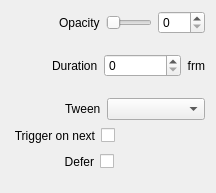
Before: the Qt Designer form src/Widgets/Inspector/InspectorOpacityWidget.ui in CasparCG/client, drawn with Qt 5.
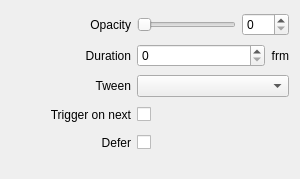
After: the same form once the commit is applied.

Commit message: Simplify layout of inspector widgets

Diff of the .ui file:
```diff
--- a/src/Widgets/Inspector/InspectorOpacityWidget.ui
+++ b/src/Widgets/Inspector/InspectorOpacityWidget.ui
@@ -6,8 +6,8 @@
    <rect>
     <x>0</x>
     <y>0</y>
-    <width>216</width>
-    <height>193</height>
+    <width>300</width>
+    <height>179</height>
    </rect>
   </property>
   <property name="sizePolicy">
@@ -16,32 +16,83 @@
     <verstretch>0</verstretch>
    </sizepolicy>
   </property>
-  <layout class="QVBoxLayout" name="verticalLayout">
-   <item>
-    <layout class="QHBoxLayout" name="horizontalLayoutOpacity">
-     <item>
-      <spacer name="horizontalSpacerOpacity">
-       <property name="orientation">
-        <enum>Qt::Horizontal</enum>
-       </property>
-       <property name="sizeType">
-        <enum>QSizePolicy::Fixed</enum>
-       </property>
-       <property name="sizeHint" stdset="0">
+  <layout class="QGridLayout" name="gridLayout">
+   <property name="bottomMargin">
+    <number>20</number>
+   </property>
+   <item row="1" column="1">
+    <widget class="QSpinBox" name="spinBoxTransitionDuration">
+     <property name="sizePolicy">
+      <sizepolicy hsizetype="Expanding" vsizetype="Fixed">
+       <horstretch>0</horstretch>
+       <verstretch>0</verstretch>
+      </sizepolicy>
+     </property>
+     <property name="maximum">
+      <number>999</number>
+     </property>
+    </widget>
+   </item>
+   <item row="3" column="0">
+    <widget class="QLabel" name="labelTriggerOnNext">
+     <property name="minimumSize">
         <size>
-         <width>48</width>
-         <height>20</height>
-        </size>
-       </property>
-      </spacer>
-     </item>
-     <item>
+       <width>120</width>
+       <height>0</height>
+      </size>
+     </property>
+     <property name="text">
+      <string>Trigger on next</string>
+     </property>
+     <property name="alignment">
+      <set>Qt::AlignRight|Qt::AlignTrailing|Qt::AlignVCenter</set>
+     </property>
+    </widget>
+   </item>
+   <item row="0" column="0">
       <widget class="QLabel" name="labelOpacity">
+     <property name="minimumSize">
+      <size>
+       <width>120</width>
+       <height>0</height>
+      </size>
+     </property>
        <property name="text">
         <string>Opacity</string>
        </property>
-      </widget>
-     </item>
+     <property name="alignment">
+      <set>Qt::AlignRight|Qt::AlignTrailing|Qt::AlignVCenter</set>
+     </property>
+    </widget>
+   </item>
+   <item row="2" column="1" colspan="2">
+    <widget class="QComboBox" name="comboBoxTween">
+     <property name="sizePolicy">
+      <sizepolicy hsizetype="Expanding" vsizetype="Fixed">
+       <horstretch>0</horstretch>
+       <verstretch>0</verstretch>
+      </sizepolicy>
+     </property>
+    </widget>
+   </item>
+   <item row="2" column="0">
+    <widget class="QLabel" name="labelEasing">
+     <property name="minimumSize">
+      <size>
+       <width>120</width>
+       <height>0</height>
+      </size>
+     </property>
+     <property name="text">
+      <string>Tween</string>
+     </property>
+     <property name="alignment">
+      <set>Qt::AlignRight|Qt::AlignTrailing|Qt::AlignVCenter</set>
+     </property>
+    </widget>
+   </item>
+   <item row="0" column="1" colspan="2">
+    <layout class="QHBoxLayout" name="horizontalLayoutOpacity">
      <item>
       <widget class="QSlider" name="sliderOpacity">
        <property name="maximum">
@@ -61,45 +112,23 @@
      </item>
     </layout>
    </item>
-   <item>
-    <layout class="QHBoxLayout" name="horizontalLayoutTransitionDuration">
-     <item>
-      <spacer name="horizontalSpacerTransitionDuration">
-       <property name="orientation">
-        <enum>Qt::Horizontal</enum>
-       </property>
-       <property name="sizeType">
-        <enum>QSizePolicy::Fixed</enum>
-       </property>
-       <property name="sizeHint" stdset="0">
-        <size>
-         <width>41</width>
-         <height>20</height>
-        </size>
-       </property>
-      </spacer>
-     </item>
-     <item>
+   <item row="1" column="0">
       <widget class="QLabel" name="labelTransitionDuration">
+     <property name="minimumSize">
+      <size>
+       <width>120</width>
+       <height>0</height>
+      </size>
+     </property>
        <property name="text">
         <string>Duration</string>
        </property>
-      </widget>
-     </item>
-     <item>
-      <widget class="QSpinBox" name="spinBoxTransitionDuration">
-       <property name="sizePolicy">
-        <sizepolicy hsizetype="Expanding" vsizetype="Fixed">
-         <horstretch>0</horstretch>
-         <verstretch>0</verstretch>
-        </sizepolicy>
-       </property>
-       <property name="maximum">
-        <number>999</number>
-       </property>
-      </widget>
-     </item>
-     <item>
+     <property name="alignment">
+      <set>Qt::AlignRight|Qt::AlignTrailing|Qt::AlignVCenter</set>
+     </property>
+    </widget>
+   </item>
+   <item row="1" column="2">
       <widget class="QLabel" name="labelFrm1">
        <property name="text">
         <string>frm</string>
@@ -109,73 +138,35 @@
        </property>
       </widget>
      </item>
-    </layout>
+   <item row="4" column="1" colspan="2">
+    <layout class="QHBoxLayout" name="horizontalLayoutDefer">
+     <item>
+      <widget class="QCheckBox" name="checkBoxDefer">
+       <property name="layoutDirection">
+        <enum>Qt::RightToLeft</enum>
+       </property>
+       <property name="text">
+        <string/>
+       </property>
+      </widget>
    </item>
    <item>
-    <layout class="QHBoxLayout" name="horizontalLayoutTween">
-     <item>
-      <spacer name="horizontalSpacerTween">
+      <spacer name="horizontalSpacerDefer2">
        <property name="orientation">
         <enum>Qt::Horizontal</enum>
        </property>
-       <property name="sizeType">
-        <enum>QSizePolicy::Fixed</enum>
-       </property>
        <property name="sizeHint" stdset="0">
         <size>
-         <width>54</width>
+         <width>40</width>
          <height>20</height>
         </size>
        </property>
       </spacer>
      </item>
-     <item>
-      <widget class="QLabel" name="labelEasing">
-       <property name="text">
-        <string>Tween</string>
-       </property>
-      </widget>
-     </item>
-     <item>
-      <widget class="QComboBox" name="comboBoxTween">
-       <property name="sizePolicy">
-        <sizepolicy hsizetype="Expanding" vsizetype="Fixed">
-         <horstretch>0</horstretch>
-         <verstretch>0</verstretch>
-        </sizepolicy>
-       </property>
-      </widget>
-     </item>
     </layout>
    </item>
-   <item>
+   <item row="3" column="1" colspan="2">
     <layout class="QHBoxLayout" name="horizontalLayoutTriggerOnNext">
-     <item>
-      <spacer name="horizontalSpacerTriggerOnNext1">
-       <property name="orientation">
-        <enum>Qt::Horizontal</enum>
-       </property>
-       <property name="sizeType">
-        <enum>QSizePolicy::Fixed</enum>
-       </property>
-       <property name="sizeHint" stdset="0">
-        <size>
-         <width>2</width>
-         <height>20</height>
-        </size>
-       </property>
-      </spacer>
-     </item>
-     <item>
-      <widget class="QLabel" name="labelTriggerOnNext">
-       <property name="text">
-        <string>Trigger on next</string>
-       </property>
-       <property name="alignment">
-        <set>Qt::AlignRight|Qt::AlignTrailing|Qt::AlignVCenter</set>
-       </property>
-      </widget>
-     </item>
      <item>
       <widget class="QCheckBox" name="checkBoxTriggerOnNext">
        <property name="layoutDirection">
@@ -201,26 +192,14 @@
      </item>
     </layout>
    </item>
-   <item>
-    <layout class="QHBoxLayout" name="horizontalLayoutDefer">
-     <item>
-      <spacer name="horizontalSpacerDefer1">
-       <property name="orientation">
-        <enum>Qt::Horizontal</enum>
-       </property>
-       <property name="sizeType">
-        <enum>QSizePolicy::Fixed</enum>
-       </property>
-       <property name="sizeHint" stdset="0">
-        <size>
-         <width>53</width>
-         <height>20</height>
-        </size>
-       </property>
-      </spacer>
-     </item>
-     <item>
+   <item row="4" column="0">
       <widget class="QLabel" name="labelDefer">
+     <property name="minimumSize">
+      <size>
+       <width>120</width>
+       <height>0</height>
+      </size>
+     </property>
        <property name="text">
         <string>Defer</string>
        </property>
@@ -229,48 +208,7 @@
        </property>
       </widget>
      </item>
-     <item>
-      <widget class="QCheckBox" name="checkBoxDefer">
-       <property name="layoutDirection">
-        <enum>Qt::RightToLeft</enum>
-       </property>
-       <property name="text">
-        <string/>
-       </property>
-      </widget>
-     </item>
-     <item>
-      <spacer name="horizontalSpacerDefer2">
-       <property name="orientation">
-        <enum>Qt::Horizontal</enum>
-       </property>
-       <property name="sizeHint" stdset="0">
-        <size>
-         <width>40</width>
-         <height>20</height>
-        </size>
-       </property>
-      </spacer>
-     </item>
-    </layout>
-   </item>
-   <item>
-    <spacer name="verticalSpacerOpacity">
-     <property name="orientation">
-      <enum>Qt::Vertical</enum>
-     </property>
-     <property name="sizeType">
-      <enum>QSizePolicy::Fixed</enum>
-     </property>
-     <property name="sizeHint" stdset="0">
-      <size>
-       <width>20</width>
-       <height>10</height>
-      </size>
-     </property>
-    </spacer>
-   </item>
-  </layout>
+  </layout>
  </widget>
  <resources/>
  <connections>
```
Left out of the diff: 8 changed lines with no effect on the pictures. Lines whose indentation alone changed are shown as unchanged. The commit also changes 58 other files.
